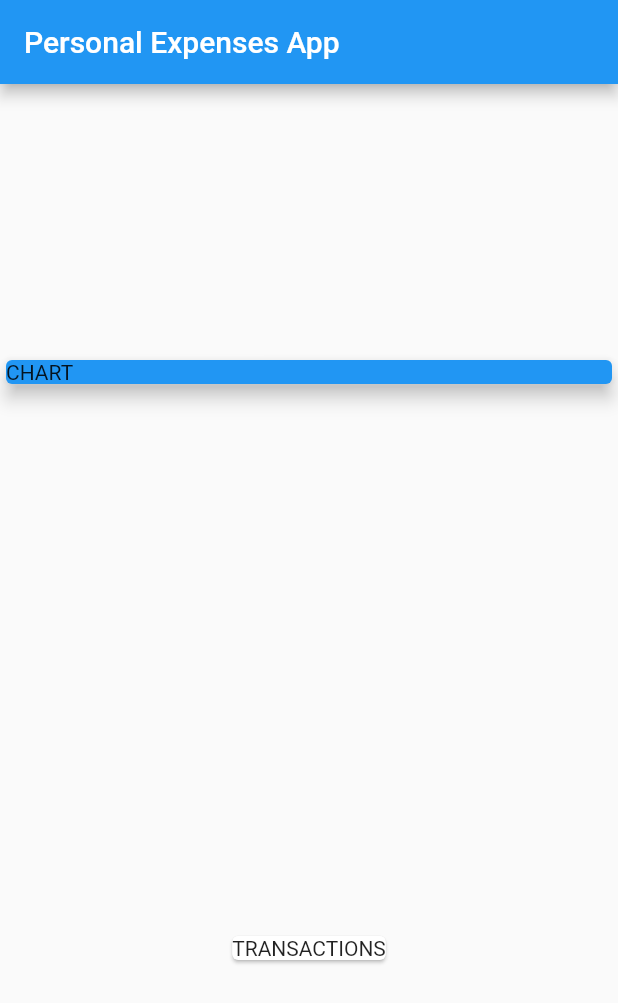
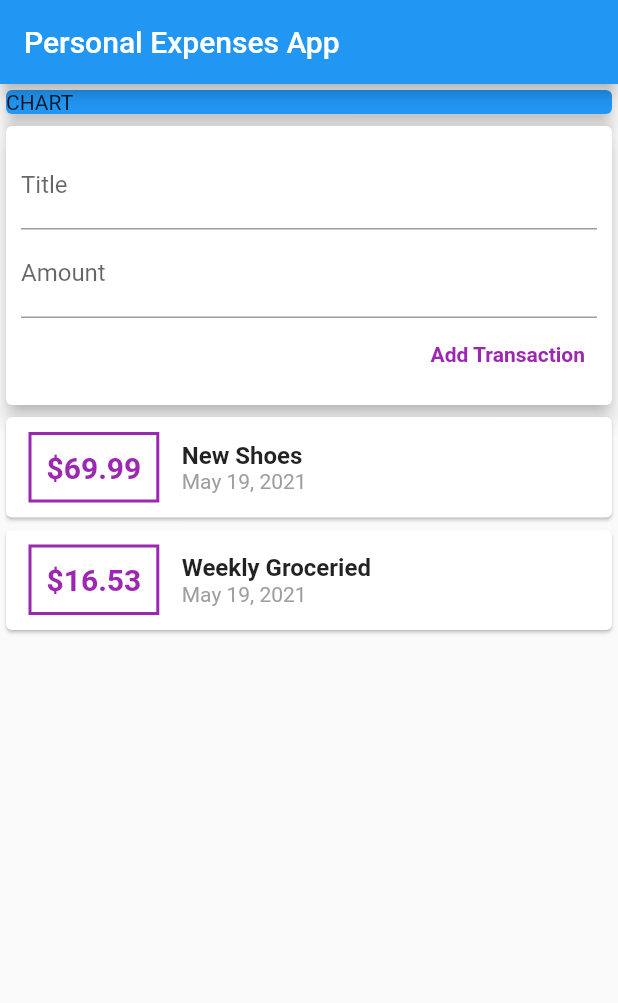
Before and after one commit to chrisd666/personal-expenses-app, a Flutter app: the screen it shows after launch, on a phone screen of 412 x 824 dp. Shown: the top 1003 px of the screen. Run offline on Flutter 3.47's test engine with Material 2 defaults, Android fonts, the phone set to English and light mode, and no system bars.

Commit message:
fetching user input

```diff
--- a/lib/main.dart
+++ b/lib/main.dart
@@ -1,4 +1,5 @@
 import 'package:flutter/material.dart';
+import 'package:intl/intl.dart';
 import './transaction.dart';
 
 void main() {
@@ -30,6 +31,9 @@ class MyHomePage extends StatelessWidget {
         date: DateTime.now()),
   ];
 
+  final titleController = TextEditingController();
+  final amountController = TextEditingController();
+
   @override
   Widget build(BuildContext context) {
     return Scaffold(
@@ -37,7 +41,7 @@ class MyHomePage extends StatelessWidget {
         title: Text("Personal Expenses App"),
       ),
       body: Column(
-        mainAxisAlignment: MainAxisAlignment.spaceAround,
+        crossAxisAlignment: CrossAxisAlignment.stretch,
         children: [
           Container(
             width: double.infinity,
@@ -48,7 +52,71 @@ class MyHomePage extends StatelessWidget {
             ),
           ),
           Card(
-            child: Text("TRANSACTIONS"),
+            elevation: 5,
+            child: Container(
+              padding: EdgeInsets.all(10),
+              child: Column(
+                crossAxisAlignment: CrossAxisAlignment.end,
+                children: [
+                  TextField(
+                    decoration: InputDecoration(labelText: 'Title'),
+                    controller: titleController,
+                  ),
+                  TextField(
+                    decoration: InputDecoration(labelText: 'Amount'),
+                    controller: amountController,
+                  ),
+                  TextButton(
+                    onPressed: () {
+                      print(titleController.text);
+                      print(amountController.text);
+                    },
+                    child: Text(
+                      "Add Transaction",
+                      style: TextStyle(
+                          color: Colors.purple, fontWeight: FontWeight.bold),
+                    ),
+                  )
+                ],
+              ),
+            ),
+          ),
+          Column(
+            children: transactions.map((tx) {
+              return Card(
+                  child: Row(children: [
+                Container(
+                  margin: EdgeInsets.symmetric(vertical: 10, horizontal: 15),
+                  padding: EdgeInsets.all(10),
+                  decoration: BoxDecoration(
+                      border: Border.all(
+                    color: Colors.purple,
+                    width: 2,
+                  )),
+                  child: Text(
+                    "\$${tx.amount}",
+                    style: TextStyle(
+                        fontWeight: FontWeight.bold,
+                        fontSize: 20,
+                        color: Colors.purple),
+                  ),
+                ),
+                Column(
+                  crossAxisAlignment: CrossAxisAlignment.start,
+                  children: [
+                    Text(
+                      tx.title,
+                      style:
+                          TextStyle(fontWeight: FontWeight.bold, fontSize: 16),
+                    ),
+                    Text(
+                      DateFormat.yMMMd().format(tx.date),
+                      style: TextStyle(color: Colors.grey),
+                    ),
+                  ],
+                )
+              ]));
+            }).toList(),
           )
         ],
       ),
--- a/pubspec.yaml
+++ b/pubspec.yaml
@@ -3,7 +3,7 @@ description: A new Flutter project.
 
 # The following line prevents the package from being accidentally published to
 # pub.dev using `pub publish`. This is preferred for private packages.
-publish_to: 'none' # Remove this line if you wish to publish to pub.dev
+publish_to: "none" # Remove this line if you wish to publish to pub.dev
 
 # The following defines the version and build number for your application.
 # A version number is three numbers separated by dots, like 1.2.43
@@ -24,10 +24,11 @@ dependencies:
   flutter:
     sdk: flutter
 
-
   # The following adds the Cupertino Icons font to your application.
   # Use with the CupertinoIcons class for iOS style icons.
   cupertino_icons: ^1.0.2
+
+  intl: ^0.17.0
 
 dev_dependencies:
   flutter_test:
@@ -38,7 +39,6 @@ dev_dependencies:
 
 # The following section is specific to Flutter.
 flutter:
-
   # The following line ensures that the Material Icons font is
   # included with your application, so that you can use the icons in
   # the material Icons class.
```
Also changed, not shown: pubspec.lock.
